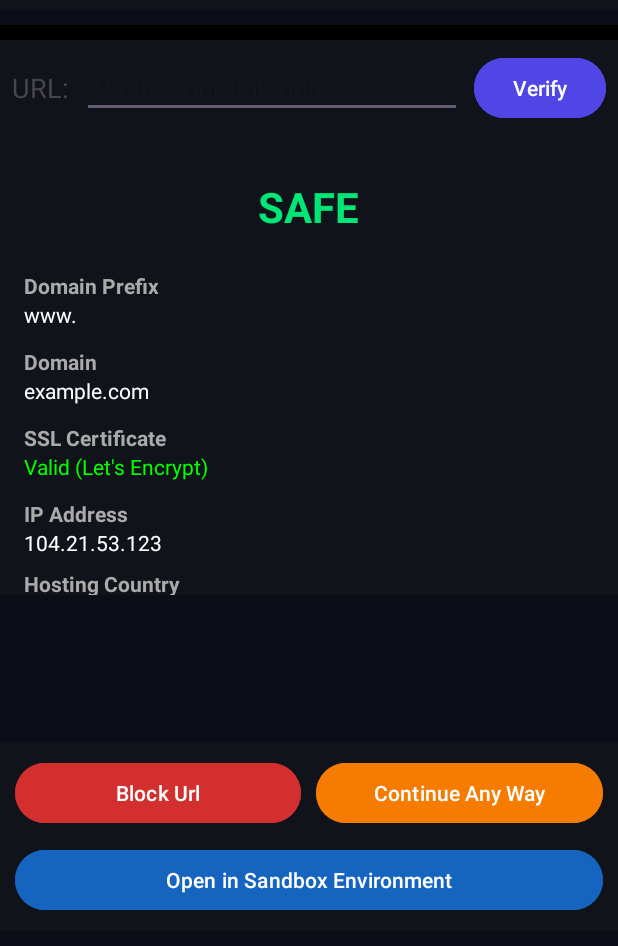
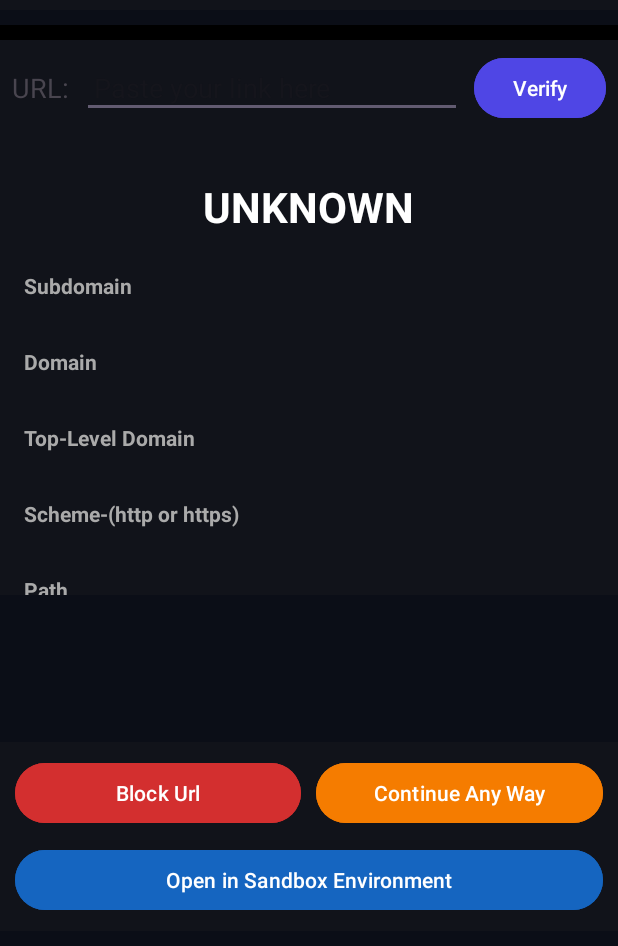
Before and after one commit to LakshanWC/ArguesEye, an Android app: the MainActivity screen opened directly, with no data from a screen before it, after a tap on "Verify", on a phone screen of 412 x 824 dp, the part 290-1236 px from its top. Run offline under Robolectric (Android 15) with nearby library versions, the phone set to English and light mode, and no system bars.

Commit message:
implemented ssl certification details checker
implemented helper class to get ssl certification details from a url

```diff
--- a/app/build.gradle.kts
+++ b/app/build.gradle.kts
@@ -41,5 +41,6 @@ dependencies {
     testImplementation(libs.junit)
     androidTestImplementation(libs.ext.junit)
     androidTestImplementation(libs.espresso.core)
-    implementation("com.google.guava:guava:33.3.1-android")
+    implementation("com.google.guava:guava:33.3.1-android") //for bloom filter
+    implementation("com.squareup.okhttp3:okhttp:4.12.0") //for prasing urls
 }
--- a/app/src/main/java/com/wclw/argueseye/MainActivity.java
+++ b/app/src/main/java/com/wclw/argueseye/MainActivity.java
@@ -7,6 +7,7 @@ import android.view.View;
 import android.widget.Button;
 import android.widget.EditText;
 import android.widget.ImageButton;
+import android.widget.LinearLayout;
 import android.widget.Switch;
 import android.widget.TextView;
 import android.widget.Toast;
@@ -21,7 +22,10 @@ import java.util.concurrent.Executors;
 
 public class MainActivity extends AppCompatActivity {
 
+    private UrlParser urlParser;
     private EditText editText_url;
+    private LinearLayout sslCertLayout;
+
 
     @Override
     protected void onCreate(Bundle savedInstanceState) {
@@ -34,9 +38,14 @@ public class MainActivity extends AppCompatActivity {
             return insets;
         });
 
+        urlParser = new UrlParser();
+
+
         Button btn = findViewById(R.id.btn_block);
         editText_url = findViewById(R.id.editTxt_url);
+        sslCertLayout = findViewById(R.id.ssl_cert_container);
         btn.setActivated(false);
+
 
         BloomFilterHelper.initialize(this);
 
@@ -50,8 +59,16 @@ public class MainActivity extends AppCompatActivity {
 
     public void verifyButtonClick(View view){
         Button button = findViewById(R.id.btn_verify);
-        TextView tv_prefix = findViewById(R.id.tv_domain_prefix);
         TextView tv_risk = findViewById(R.id.tv_risk_level);
+
+        TextView tv_domain = findViewById(R.id.tv_domain);
+        TextView tv_scheme = findViewById(R.id.tv_scheme);
+        TextView tv_subdomain = findViewById(R.id.tv_subdomain);
+        TextView tv_tdl = findViewById(R.id.tv_tld);
+        TextView tv_path = findViewById(R.id.tv_path);
+        TextView tv_query = findViewById(R.id.tv_query);
+
+        TextView tv_cert_Stat = findViewById(R.id.tv_cert_avilability);
 
         button.setOnClickListener(new View.OnClickListener() {
             @Override
@@ -59,6 +76,7 @@ public class MainActivity extends AppCompatActivity {
 
 
                 FilterType type = BloomFilterHelper.checkFilter(editText_url.getText().toString());
+                UrlParser.Parts parts = urlParser.parseUrl(editText_url.getText().toString());
 
                 switch(type){
                     case TRUSTED:
@@ -72,9 +90,53 @@ public class MainActivity extends AppCompatActivity {
                         break;
                 }
 
-                //ToDo:implement url verification
+                if(parts != null) {
+                    tv_domain.setText(parts.domain+"." + parts.tld);
+                    tv_subdomain.setText(parts.subdomain);
+                    tv_tdl.setText(parts.tld);
+                    tv_path.setText(parts.path);
+                    tv_query.setText(parts.query);
+                    tv_scheme.setText(parts.scheme);
+
+                    if(parts.scheme.equalsIgnoreCase("https")){
+                        showCertificateDetails(editText_url.getText().toString());
+                        tv_cert_Stat.setVisibility(8);
+                    }else{
+                        tv_cert_Stat.setText("No SSL certificate available (not HTTPS)");
+                        tv_cert_Stat.setVisibility(0);
+                    }
+                }
+                else{
+                    tv_cert_Stat.setText("Invalid URL");
+                    tv_cert_Stat.setVisibility(View.VISIBLE);
+                }
             }
         });
+    }
+
+    private void showCertificateDetails(String url){
+        SSLVerificationHelper sslVerificationHelper = new SSLVerificationHelper();
+        SSLVerificationHelper.CertificateParts certPart = new SSLVerificationHelper.CertificateParts();
+        certPart = sslVerificationHelper.checkSSLCertificate(url,this);
+
+        if(certPart != null){
+
+            Toast tts = Toast.makeText(this,"i got somthing",Toast.LENGTH_SHORT);
+            tts.show();
+
+        TextView cert_subject = findViewById(R.id.tv_cert_subject);
+        TextView cert_issuer = findViewById(R.id.tv_cert_issuer);
+        TextView cert_validFrom = findViewById(R.id.tv_cert_valid_from);
+        TextView cert_validTill = findViewById(R.id.tv_cert_valid_until);
+
+            cert_subject.setText(certPart.subject != null ? certPart.subject : "N/A");
+            cert_issuer.setText(certPart.issuer != null ? certPart.issuer : "N/A");
+            cert_validFrom.setText(certPart.validFrom != null ? certPart.validFrom : "N/A");
+            cert_validTill.setText(certPart.validUntil != null ? certPart.validUntil : "N/A");
+
+        sslCertLayout.setVisibility(0);
+        }
+        else sslCertLayout.setVisibility(8);
     }
 
     public void openBrowserSandBox(View view){
--- a/app/src/main/res/layout/activity_main.xml
+++ b/app/src/main/res/layout/activity_main.xml
@@ -8,14 +8,13 @@
     tools:context=".MainActivity"
     android:background="@color/bg_primary">
 
-    <!--contain logo and title-->
+    <!-- Header with logo and title -->
     <LinearLayout
         android:id="@+id/header"
         android:layout_width="match_parent"
         android:layout_height="200dp"
         android:background="@color/bg_card"
         android:orientation="vertical">
-
 
         <LinearLayout
             android:id="@+id/nav_bar_line"
@@ -46,9 +45,7 @@
                 android:tint="@color/white"
                 android:background="?attr/selectableItemBackgroundBorderless"
                 android:scaleType="fitCenter" />
-
         </LinearLayout>
-
 
         <TextView
             android:layout_width="match_parent"
@@ -58,21 +55,19 @@
             android:textColor="@color/white"
             android:textStyle="bold"
             android:textSize="30dp"/>
-
     </LinearLayout>
 
-    <!--contain other things-->
+    <!-- Body -->
     <LinearLayout
         android:id="@+id/body"
         android:layout_width="match_parent"
         android:layout_height="380dp"
         android:background="@color/black"
         android:layout_marginTop="10dp"
-        app:layout_constraintTop_toBottomOf="@+id/header"
-        android:orientation="vertical">
+        android:orientation="vertical"
+        app:layout_constraintTop_toBottomOf="@+id/header">
 
-        <!--contain search bar-->
-        <!-- Search bar fixed using LinearLayout instead of RelativeLayout -->
+        <!-- Search bar -->
         <LinearLayout
             android:id="@+id/search_bar"
             android:layout_width="match_parent"
@@ -111,20 +106,20 @@
                 android:layout_marginStart="8dp"/>
         </LinearLayout>
 
+        <!-- Scrollable content -->
         <ScrollView
             android:layout_width="match_parent"
             android:layout_height="0dp"
             android:layout_weight="1"
             android:background="@color/bg_card">
 
-            <!-- Inside your ScrollView's LinearLayout -->
             <LinearLayout
                 android:layout_width="match_parent"
                 android:layout_height="wrap_content"
                 android:orientation="vertical"
                 android:padding="16dp">
 
-                <!-- 1. Overall Risk Badge (big & colorful) -->
+                <!-- Risk label -->
                 <LinearLayout
                     android:layout_width="match_parent"
                     android:layout_height="wrap_content"
@@ -135,177 +130,182 @@
                         android:id="@+id/tv_risk_level"
                         android:layout_width="wrap_content"
                         android:layout_height="wrap_content"
-                        android:text="SAFE"
+                        android:text="UNKNOWN"
                         android:textSize="28sp"
                         android:textStyle="bold"
-                        android:textColor="@color/safe_green" />
+                        android:textColor="@color/text_primary" />
                 </LinearLayout>
 
+                <!-- Domain info -->
                 <TextView
                     android:layout_width="match_parent"
                     android:layout_height="wrap_content"
-                    android:text="Domain Prefix"
+                    android:text="Subdomain"
                     android:textStyle="bold"
                     android:textColor="@color/text_secondary"
                     android:layout_marginTop="12dp"/>
-
                 <TextView
-                    android:id="@+id/tv_domain_prefix"
+                    android:id="@+id/tv_subdomain"
                     android:layout_width="match_parent"
                     android:layout_height="wrap_content"
-                    android:text="www."
+                    android:text=""
                     android:textColor="@color/text_primary"
                     android:paddingBottom="12dp"/>
 
-                <!-- 2. Domain & Final URL -->
                 <TextView
                     android:layout_width="match_parent"
                     android:layout_height="wrap_content"
                     android:text="Domain"
                     android:textStyle="bold"
                     android:textColor="@color/text_secondary"/>
-
                 <TextView
                     android:id="@+id/tv_domain"
                     android:layout_width="match_parent"
                     android:layout_height="wrap_content"
-                    android:text="example.com"
+                    android:text=""
                     android:textColor="@color/text_primary"
                     android:paddingBottom="12dp"/>
-
-                <!-- 3. SSL / HTTPS -->
-                <TextView
-                    android:layout_width="match_parent"
-                    android:layout_height="wrap_content"
-                    android:text="SSL Certificate"
-                    android:textStyle="bold"
-                    android:textColor="@color/text_secondary"/>
-
-                <TextView
-                    android:id="@+id/tv_ssl"
-                    android:layout_width="match_parent"
-                    android:layout_height="wrap_content"
-                    android:text="Valid (Let's Encrypt)"
-                    android:textColor="#00FF00"/>
-
-                <!-- 4. IP & Hosting Location -->
-                <TextView
-                    android:layout_width="match_parent"
-                    android:layout_height="wrap_content"
-                    android:text="IP Address"
-                    android:textStyle="bold"
-                    android:textColor="@color/text_secondary"
-                    android:layout_marginTop="12dp"/>
-
-                <TextView
-                    android:id="@+id/tv_ip"
-                    android:layout_width="match_parent"
-                    android:layout_height="wrap_content"
-                    android:text="104.21.53.123"
-                    android:textColor="@color/text_primary"/>
 
                 <TextView
                     android:layout_width="match_parent"
                     android:layout_height="wrap_content"
-                    android:text="Hosting Country"
+                    android:text="Top-Level Domain"
                     android:textStyle="bold"
-                    android:textColor="@color/text_secondary"
-                    android:layout_marginTop="8dp"/>
-
+                    android:textColor="@color/text_secondary"/>
                 <TextView
-                    android:id="@+id/tv_country"
+                    android:id="@+id/tv_tld"
                     android:layout_width="match_parent"
                     android:layout_height="wrap_content"
-                    android:text="United States"
-                    android:textColor="@color/text_primary"/>
+                    android:text=""
+                    android:textColor="@color/text_primary"
+                    android:paddingBottom="12dp"/>
 
-                <!-- 5. Reputation Scores -->
                 <TextView
                     android:layout_width="match_parent"
                     android:layout_height="wrap_content"
-                    android:text="Reputation"
+                    android:text="Scheme-(http or https)"
                     android:textStyle="bold"
-                    android:textColor="@color/text_secondary"
-                    android:layout_marginTop="12dp"/>
-
+                    android:textColor="@color/text_secondary"/>
                 <TextView
-                    android:id="@+id/tv_reputation"
+                    android:id="@+id/tv_scheme"
                     android:layout_width="match_parent"
                     android:layout_height="wrap_content"
-                    android:text="Google Safe Browsing: Clean\nVirusTotal: 0/91 engines flagged"
-                    android:textColor="@color/text_primary"/>
+                    android:text=""
+                    android:textColor="@color/text_primary"
+                    android:paddingBottom="12dp"/>
 
-                <!-- 6. Category / Known For -->
                 <TextView
                     android:layout_width="match_parent"
                     android:layout_height="wrap_content"
-                    android:text="Category"
+                    android:text="Path"
                     android:textStyle="bold"
-                    android:textColor="@color/text_secondary"
-                    android:layout_marginTop="12dp"/>
-
+                    android:textColor="@color/text_secondary"/>
                 <TextView
-                    android:id="@+id/tv_category"
+                    android:id="@+id/tv_path"
                     android:layout_width="match_parent"
                     android:layout_height="wrap_content"
-                    android:text="E-commerce / Shopping"
-                    android:textColor="@color/text_primary"/>
+                    android:text=""
+                    android:textColor="@color/text_primary"
+                    android:paddingBottom="12dp"/>
 
-                <!-- 7. First Seen / Age -->
                 <TextView
                     android:layout_width="match_parent"
                     android:layout_height="wrap_content"
-                    android:text="Domain Age"
+                    android:text="Query Parameters"
                     android:textStyle="bold"
-                    android:textColor="@color/text_secondary"
-                    android:layout_marginTop="12dp"/>
-
+                    android:textColor="@color/text_secondary"/>
                 <TextView
-                    android:id="@+id/tv_age"
+                    android:id="@+id/tv_query"
                     android:layout_width="match_parent"
                     android:layout_height="wrap_content"
-                    android:text="Created: 2015-03-22 (10 years old)"
-                    android:textColor="#00FF00"/>
+                    android:text=""
+                    android:textColor="@color/text_primary"
+                    android:paddingBottom="12dp"/>
 
-                <!-- 8. Phishing / Malware History -->
+                <!-- SSL Certificate Info -->
                 <TextView
                     android:layout_width="match_parent"
                     android:layout_height="wrap_content"
-                    android:text="Threat History"
+                    android:text="SSL Certificate Details"
                     android:textStyle="bold"
                     android:textColor="@color/text_secondary"
-                    android:layout_marginTop="12dp"/>
-
+                    android:layout_marginTop="16dp"/>
                 <TextView
-                    android:id="@+id/tv_threat"
+                    android:id="@+id/tv_cert_avilability"
                     android:layout_width="match_parent"
                     android:layout_height="wrap_content"
-                    android:text="No known phishing or malware incidents"
-                    android:textColor="#00FF00"/>
+                    android:textColor="@color/white"
+                    android:visibility="gone"/>
 
-                <!-- 9. Optional: Mini screenshot preview -->
+                <LinearLayout
+                    android:id="@+id/ssl_cert_container"
+                    android:layout_width="match_parent"
+                    android:layout_height="wrap_content"
+                    android:orientation="vertical"
+                    android:visibility="gone"
+                    android:paddingTop="8dp">
+
                     <TextView
                         android:layout_width="match_parent"
                         android:layout_height="wrap_content"
-                    android:text="Preview"
+                        android:text="Subject"
                         android:textStyle="bold"
-                    android:textColor="@color/text_secondary"
-                    android:layout_marginTop="16dp"/>
+                        android:textColor="@color/text_secondary"/>
+                    <TextView
+                        android:id="@+id/tv_cert_subject"
+                        android:layout_width="match_parent"
+                        android:layout_height="wrap_content"
+                        android:text=""
+                        android:textColor="@color/text_primary"
+                        android:paddingBottom="12dp"/>
 
-                <ImageView
-                    android:id="@+id/img_preview"
+                    <TextView
                         android:layout_width="match_parent"
-                    android:layout_height="200dp"
-                    android:scaleType="centerCrop"
-                    android:background="#222222"
-                    android:src="@drawable/ic_launcher_background" />
+                        android:layout_height="wrap_content"
+                        android:text="Issuer"
+                        android:textStyle="bold"
+                        android:textColor="@color/text_secondary"/>
+                    <TextView
+                        android:id="@+id/tv_cert_issuer"
+                        android:layout_width="match_parent"
+                        android:layout_height="wrap_content"
+                        android:text=""
+                        android:textColor="@color/text_primary"
+                        android:paddingBottom="12dp"/>
 
+                    <TextView
+                        android:layout_width="match_parent"
+                        android:layout_height="wrap_content"
+                        android:text="Valid From"
+                        android:textStyle="bold"
+                        android:textColor="@color/text_secondary"/>
+                    <TextView
+                        android:id="@+id/tv_cert_valid_from"
+                        android:layout_width="match_parent"
+                        android:layout_height="wrap_content"
+                        android:text=""
+                        android:textColor="@color/text_primary"
+                        android:paddingBottom="12dp"/>
+
+                    <TextView
+                        android:layout_width="match_parent"
+                        android:layout_height="wrap_content"
+                        android:text="Valid Until"
+                        android:textStyle="bold"
+                        android:textColor="@color/text_secondary"/>
+                    <TextView
+                        android:id="@+id/tv_cert_valid_until"
+                        android:layout_width="match_parent"
+                        android:layout_height="wrap_content"
+                        android:text=""
+                        android:textColor="@color/text_primary"
+                        android:paddingBottom="12dp"/>
+                </LinearLayout>
             </LinearLayout>
         </ScrollView>
-
     </LinearLayout>
 
-    <!--contain action related buttons-->
+    <!-- Footer buttons -->
     <LinearLayout
         android:id="@+id/footer"
         android:layout_width="match_parent"
@@ -352,5 +352,4 @@
             android:backgroundTint="@color/btn_sandbox"
             android:text="Open in Sandbox Environment"/>
     </LinearLayout>
-
 </androidx.constraintlayout.widget.ConstraintLayout>
```
Also changed, not shown: app/src/main/java/com/wclw/argueseye/SSLVerificationHelper.java (added, +94 -0 lines), app/src/main/java/com/wclw/argueseye/UrlParser.java (added, +60 -0 lines). Lines whose indentation alone changed are shown as unchanged.
